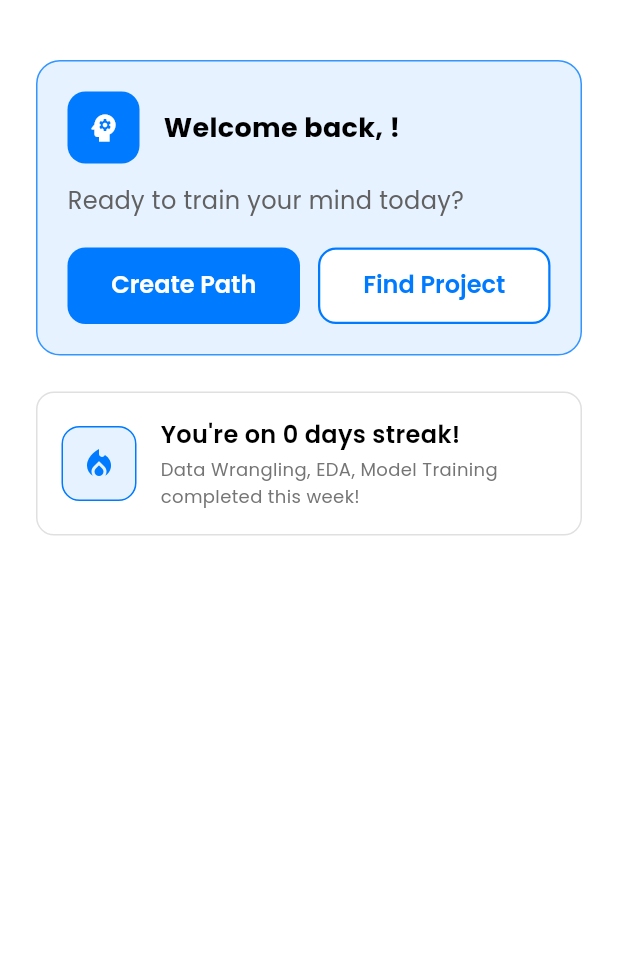
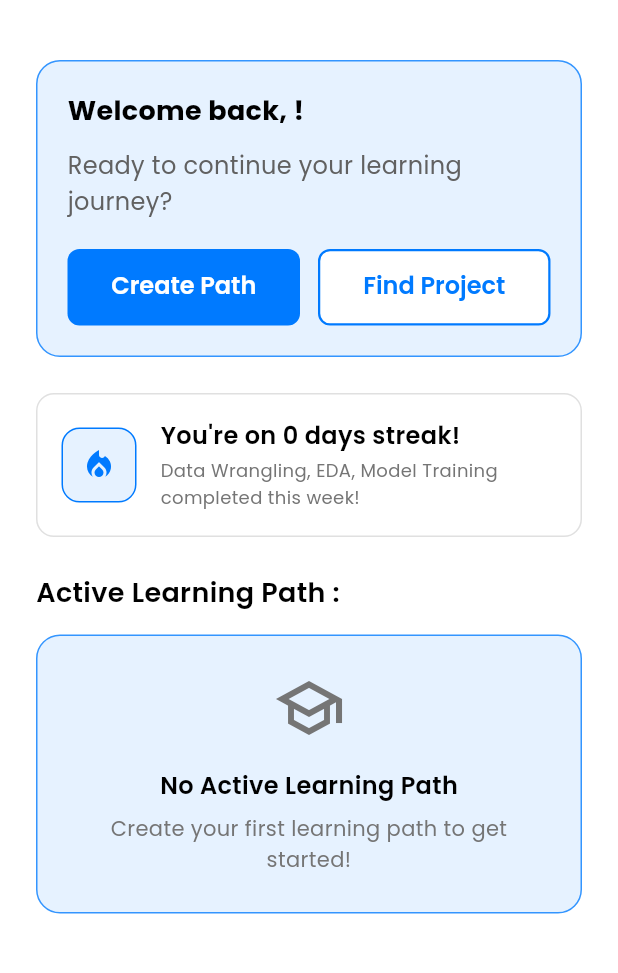
Before and after one commit to lyw505/upwise, a Flutter app: the DashboardScreen screen opened directly, on a phone screen of 412 x 824 dp, the part 72-1045 px from its top. Run offline on Flutter 3.47's test engine with Material 3 defaults, Android fonts, the phone set to English and light mode, and no system bars; our stand-ins replace equatable, flutter_dotenv, go_router, google_fonts, loading_animation_widget, shared_preferences and 1 more; accounts and stored records are empty.

Commit message:
fix run app

```diff
--- a/lib/screens/dashboard_screen.dart
+++ b/lib/screens/dashboard_screen.dart
@@ -37,6 +37,13 @@ class _DashboardScreenState extends State<DashboardScreen> {
     }
   }
 
+  void _showProfileMenu() {
+    // TODO: Implement profile menu
+    ScaffoldMessenger.of(context).showSnackBar(
+      const SnackBar(content: Text('Profile menu coming soon!')),
+    );
+  }
+
   Future<void> _handleLogout() async {
     final authProvider = context.read<AuthProvider>();
     await authProvider.signOut();
@@ -67,6 +74,8 @@ class _DashboardScreenState extends State<DashboardScreen> {
                     _buildWelcomeCard(),
                     const SizedBox(height: 24),
                     _buildStreakCard(),
+                    const SizedBox(height: 24),
+                    _buildActiveLearningPathSection(),
                   ],
                 ),
               ),
@@ -93,24 +102,7 @@ class _DashboardScreenState extends State<DashboardScreen> {
           child: Column(
             crossAxisAlignment: CrossAxisAlignment.start,
             children: [
-              Row(
-                children: [
-                  Container(
-                    width: 48,
-                    height: 48,
-                    decoration: BoxDecoration(
-                      color: AppColors.primary,
-                      borderRadius: BorderRadius.circular(12),
-                    ),
-                    child: const Icon(
-                      Icons.psychology,
-                      color: Colors.white,
-                      size: 24,
-                    ),
-                  ),
-                  const SizedBox(width: 16),
-                  Expanded(
-                    child: Column(
+              Column(
                 crossAxisAlignment: CrossAxisAlignment.start,
                 children: [
                   Text(
@@ -122,12 +114,9 @@ class _DashboardScreenState extends State<DashboardScreen> {
                   ),
                 ],
               ),
-                  ),
-                ],
-              ),
               const SizedBox(height: 12),
               Text(
-                'Ready to train your mind today?',
+                'Ready to continue your learning journey?',
                 style: AppTextStyles.bodyLarge.copyWith(
                   color: Colors.grey[700],
                 ),
@@ -143,7 +132,7 @@ class _DashboardScreenState extends State<DashboardScreen> {
                         foregroundColor: Colors.white,
                         padding: const EdgeInsets.symmetric(vertical: 16),
                         shape: RoundedRectangleBorder(
-                          borderRadius: BorderRadius.circular(12),
+                          borderRadius: BorderRadius.circular(8),
                         ),
                       ),
                       child: const Text(
@@ -164,7 +153,7 @@ class _DashboardScreenState extends State<DashboardScreen> {
                         side: BorderSide(color: AppColors.primary, width: 1.5),
                         padding: const EdgeInsets.symmetric(vertical: 16),
                         shape: RoundedRectangleBorder(
-                          borderRadius: BorderRadius.circular(12),
+                          borderRadius: BorderRadius.circular(8),
                         ),
                       ),
                       child: const Text(
--- a/lib/screens/learning_paths_screen.dart
+++ b/lib/screens/learning_paths_screen.dart
@@ -178,8 +178,7 @@ class _LearningPathsScreenState extends State<LearningPathsScreen> {
           ),
           ],
         ),
-      ),
-    );
+      );
   }
 
   Widget _buildFloatingActionButton() {
```
Lines whose indentation alone changed are shown as unchanged.
